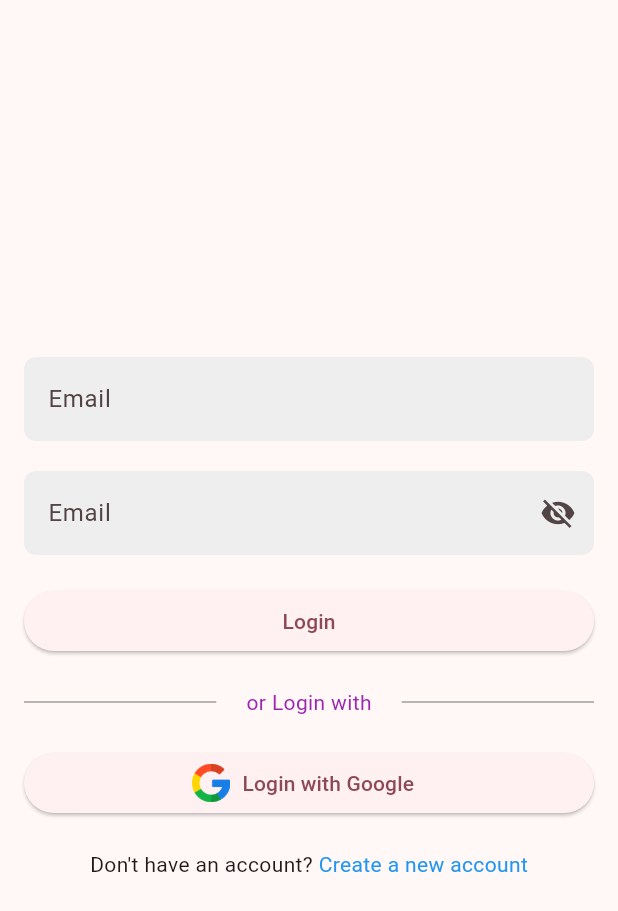
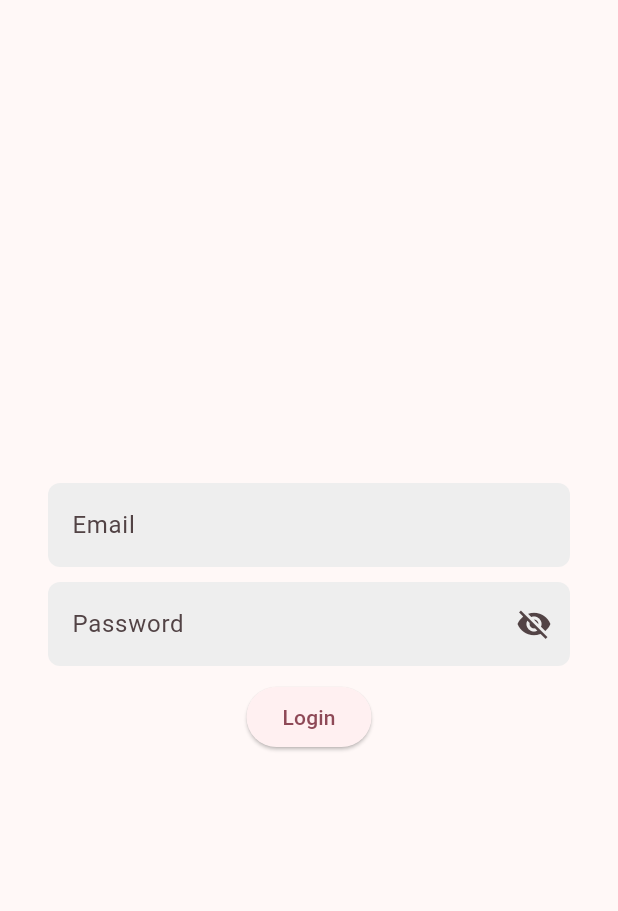
Before and after one commit to ahmed-wael2002/hedieaty-20P3343, a Flutter app: the screen it shows after launch, on a phone screen of 412 x 824 dp. Shown: the top 911 px of the screen. Run offline on Flutter 3.47's test engine with Material 3 defaults, Android fonts, the phone set to English and light mode, and no system bars; our stand-ins replace firebase_auth, firebase_core, flutter_speed_dial, line_awesome_flutter, shared_preferences; accounts and stored records are empty.

Commit message:
Successfully implemented sign-in according to clean architecture

```diff
--- /dev/null
+++ b/lib/common/constants/shared_preferences_keys.dart
@@ -0,0 +1,2 @@
+
+String isLoggedInKey = 'isLoggedIn';
--- a/lib/features/auth/data/repository/login_repository.dart
+++ b/lib/features/auth/data/repository/login_repository.dart
@@ -1,13 +1,18 @@
 import 'package:firebase_auth/firebase_auth.dart';
+import 'package:lecture_code/features/auth/data/data_sources/fireauth_singleton.dart';
 import 'package:lecture_code/features/auth/domain/repository/login_repository.dart';
 
 class LoginRepositoryImpl implements LoginRepository{
+
+  @override
   Future<bool> login(String email, String password) async{
-      try{
-        UserCredential user = await FirebaseAuth.instance.signInWithEmailAndPassword(email: email, password: password);
-        return true;
-      }catch(e){
+    try{
+      User? user = await FirebaseAuthSingleton.instance.signInWithEmailAndPassword(email, password);
+      return true;
+    }
+    catch(e){
       return false;
     }
+
   }
 }
--- a/lib/features/auth/domain/usecases/login_usecase.dart
+++ b/lib/features/auth/domain/usecases/login_usecase.dart
@@ -8,8 +8,8 @@ class LoginUsercase implements UseCase<bool, LoginParams>{
   LoginUsercase(this._loginRepository);
 
   @override
-  Future<bool> call({LoginParams ? params}) {
-    return _loginRepository.login(params!.email, params.password);
+  Future<bool> call({LoginParams ? params}) async{
+    return await _loginRepository.login(params!.email, params.password);
   }
 }
 
--- /dev/null
+++ b/lib/features/auth/presentation/pages/auth_wrapper.dart
@@ -0,0 +1,23 @@
+import 'package:flutter/cupertino.dart';
+import 'package:flutter/material.dart';
+import 'package:lecture_code/Pages/Homepage.dart';
+import 'package:lecture_code/features/auth/presentation/pages/login_page.dart';
+import 'package:lecture_code/features/auth/presentation/state_mgmt/login_provider.dart';
+import 'package:provider/provider.dart';
+
+class AuthWrapper extends StatelessWidget {
+  const AuthWrapper({super.key});
+
+  @override
+  Widget build(BuildContext context) {
+    return ChangeNotifierProvider(
+      create: (_) => LoginProvider(),
+      child: Builder(
+        builder: (context){
+          final loginProvider = Provider.of<LoginProvider>(context, listen: true);
+          return loginProvider.isLoggedIn ? MyHomePage(title: 'test', logoutCallback: (){}) : LoginPage();
+        },
+      )
+    );
+  }
+}
--- a/lib/features/auth/presentation/pages/login_page.dart
+++ b/lib/features/auth/presentation/pages/login_page.dart
@@ -1,158 +1,69 @@
 import 'package:flutter/material.dart';
-import 'package:shared_preferences/shared_preferences.dart';
+import 'package:provider/provider.dart';
+import '../state_mgmt/login_provider.dart';
+import '../state_mgmt/validator_functions.dart';
 import '../widgets/custom_password_field.dart';
 import '../widgets/custom_text_field.dart';
 
-class LoginPage extends StatefulWidget {
-  const LoginPage({super.key});
+class LoginPage extends StatelessWidget {
+  final TextEditingController _emailController = TextEditingController();
+  final TextEditingController _passwordController = TextEditingController();
+  final GlobalKey<FormState> _formKey = GlobalKey<FormState>();
 
-  @override
-  State<LoginPage> createState() => _LoginPageState();
-}
-
-class _LoginPageState extends State<LoginPage> {
-  final _formKey = GlobalKey<FormState>();
-  final TextEditingController _passwordController = TextEditingController();
-  final TextEditingController _emailController = TextEditingController();
-
-  Future<void> updateLoginCache() async{
-    SharedPreferences prefs = await SharedPreferences.getInstance();
-    prefs.setBool('isLoggedIn', true);
-  }
-
-  Future<void> logout() async{
-    SharedPreferences prefs = await SharedPreferences.getInstance();
-    prefs.setBool('isLoggedIn', false);
-  }
-
-
-  String? _emailValidator(email) {
-    if (email == null || email.isEmpty) {
-      return "Please enter an email address";
-    } else if (!RegExp(r'^[^@]+@[^@]+\.[^@]+')
-        .hasMatch(email)) {
-      return "Please enter a valid email address";
-    }
-    return null;
-  }
-
-  String? _passwordValidator(value) {
-    if (value == null || value.isEmpty) {
-      return 'Please enter your password';
-    }
-    if (value.length < 6) {
-      return 'Password must be at least 6 characters';
-    }
-    return null;
-  }
+  LoginPage({super.key});
 
   @override
   Widget build(BuildContext context) {
+    final loginProvider = Provider.of<LoginProvider>(context, listen:true);
+
     return Scaffold(
       body: Form(
         key: _formKey,
         child: Container(
           padding: const EdgeInsets.all(16.0),
-                width: double.infinity,
+          margin: const EdgeInsets.all(16.0),
           child: Column(
-
             mainAxisAlignment: MainAxisAlignment.center,
             crossAxisAlignment: CrossAxisAlignment.center,
+            children: [
 
-                  children: [
-                    // Email text field
               CustomFormTextField(
                 controller: _emailController,
-                      validator: _emailValidator,
+                validator: emailValidator,
                 labelText: 'Email',
-                      hintText: 'Enter your email address',
+                hintText: 'Enter your email',
                 inputType: keyboardTypes['email'],
               ),
 
-                    // Spacing
-                    const SizedBox(
-                      height: 20,
-                    ),
+              const SizedBox(height: 10),
 
-                    // Password field
               CustomPasswordField(
                 controller: _passwordController,
-                        validator: _passwordValidator,
-                        labelText: 'Email',
+                validator: passwordValidator,
+                labelText: 'Password',
                 hintText: 'Enter your password',
               ),
 
-                    // Vertical spacing
-                    const SizedBox(
-                      height: 20,
-                    ),
+              const SizedBox(height: 10),
 
-                    // Login Button
-                    SizedBox(
-                        width: double.infinity,
-                        child: ElevatedButton(
-                            onPressed: (){}, child: const Text('Login'))),
-                    const SizedBox(
-                      height: 20,
-                    ),
-                    const Row(children: [
-                      Expanded(
-                          child: Divider(
-                        thickness: 1,
-                        color: Colors.grey,
-                      )),
-                      SizedBox(
-                        width: 20,
-                      ),
-                      Text(
-                        'or Login with',
-                        style: TextStyle(color: Colors.purple),
-                      ),
-                      SizedBox(
-                        width: 20,
-                      ),
-                      Expanded(
-                          child: Divider(
-                        thickness: 1,
-                        color: Colors.grey,
-                      )),
-                    ]),
-                    const SizedBox(
-                      height: 20,
-                    ),
-                    SizedBox(
-                      width: double.infinity,
-                        child: ElevatedButton.icon(
-                            onPressed: (){},
-                            icon: Image.asset('assets/images/google.png',
-                                scale: 20),
-                            label: const Text('Login with Google')
-                        )
-                    ),
-                    const SizedBox(height: 20,),
-                    GestureDetector(
-                      child: Expanded(child:Row(
-                        crossAxisAlignment: CrossAxisAlignment.center,
-                        mainAxisAlignment: MainAxisAlignment.center,
-                        children: [
-                          const Text("Don't have an account? "),
-                          GestureDetector(
-                            onTap: () {
-                              // Todo: Create a SignUp page
-                            },
-                            child: const Text(
-                              'Create a new account',
-                              style: TextStyle(color: Colors.blue),
-                            ),
-                          )
-                        ],
-                      )
-                    )
-                    )
-                  ],
-                )
-            )
-        )
+              ElevatedButton(
+                onPressed: () async{
+                  if(_formKey.currentState!.validate()){
+                    await loginProvider.login(_emailController.text, _passwordController.text);
+                    if(loginProvider.isLoggedIn == false){
+                      ScaffoldMessenger.of(context).showSnackBar(
+                        const SnackBar(content: Text('Log in failed!'), backgroundColor: Colors.red,)
                       );
                     }
                   }
+                },
+                child: const Text('Login'),
+              ),
+
+            ],
+          ),
+        ),
+      ),
+    );
+  }
+}
--- /dev/null
+++ b/lib/features/auth/presentation/state_mgmt/login_provider.dart
@@ -0,0 +1,18 @@
+import 'package:flutter/material.dart';
+import 'package:lecture_code/common/constants/shared_preferences_keys.dart';
+import 'package:lecture_code/features/auth/data/repository/login_repository.dart';
+import 'package:lecture_code/features/auth/domain/usecases/login_usecase.dart';
+import 'package:shared_preferences/shared_preferences.dart';
+
+class LoginProvider extends ChangeNotifier{
+  bool isLoggedIn = false;
+
+  final LoginUsercase loginUsecase = LoginUsercase(LoginRepositoryImpl());
+
+  Future<void> login(String email, String password) async{
+    isLoggedIn = await loginUsecase.call(params: LoginParams(email, password));
+    var prefs = await SharedPreferences.getInstance();
+    prefs.setBool(isLoggedInKey, isLoggedIn);
+    notifyListeners();
+  }
+}
--- a/lib/main.dart
+++ b/lib/main.dart
@@ -1,46 +1,27 @@
-import 'package:firebase_auth/firebase_auth.dart';
 import 'package:firebase_core/firebase_core.dart';
 import 'package:flutter/material.dart';
 import 'package:lecture_code/configs/theme/theme.dart';
-import 'package:shared_preferences/shared_preferences.dart';
-import 'features/auth/presentation/pages/login_page.dart';
-import './Pages/Homepage.dart';
+import 'package:lecture_code/features/auth/presentation/pages/auth_wrapper.dart';
+import 'firebase_options.dart';
 
 void main() {
   WidgetsFlutterBinding.ensureInitialized();
-  Firebase.initializeApp();
-  runApp(MyApp());
+  Firebase.initializeApp(
+    options: DefaultFirebaseOptions.currentPlatform,
+  );
+  runApp(const MyApp());
 }
 
 class MyApp extends StatelessWidget {
-  MyApp({super.key});
-  bool isLoggedIn = false;
-
-  Future<void> checkIsLoggedIn() async{
-    SharedPreferences prefs = await SharedPreferences.getInstance();
-    bool? prefsVal = prefs.getBool('isLoggedIn');
-    isLoggedIn = prefsVal ?? false;
-  }
-
-  Future<void> logout() async{
-    SharedPreferences prefs = await SharedPreferences.getInstance();
-    prefs.setBool('isLoggedIn', false);
-  }
+  const MyApp({super.key});
 
   @override
   Widget build(BuildContext context) {
-    checkIsLoggedIn();
     return MaterialApp(
       title: 'Hedieaty',
       theme: themeData,
       debugShowCheckedModeBanner: false,
-      // home: const MyHomePage(title: 'Flutter Demo Home Page'),
-      // home: const LoginPage(), // This line is for testing
-      home: isLoggedIn ? MyHomePage(title: 'Flutter Demo Home Page',  logoutCallback: logout) : LoginPage(),
-      routes: {
-        '/homepage': (context) => MyHomePage(title: 'Hedieaty', logoutCallback: logout),
-        // '/events': (context) => Eventspage(),
-      },
+      home: const AuthWrapper(),
     );
   }
 }
--- a/pubspec.yaml
+++ b/pubspec.yaml
@@ -42,6 +42,7 @@ dependencies:
   flutter_riverpod: ^2.6.1
   firebase_core: ^3.8.0
   firebase_auth: ^5.3.3
+  riverpod: ^2.6.1
 
 dev_dependencies:
   flutter_test:
```
Also changed, not shown: lib/features/auth/data/data_sources/fireauth_singleton.dart (added, +74 -0 lines), lib/features/auth/presentation/state_mgmt/validator_functions.dart (added, +19 -0 lines), pubspec.lock. Lines whose indentation alone changed are shown as unchanged.
